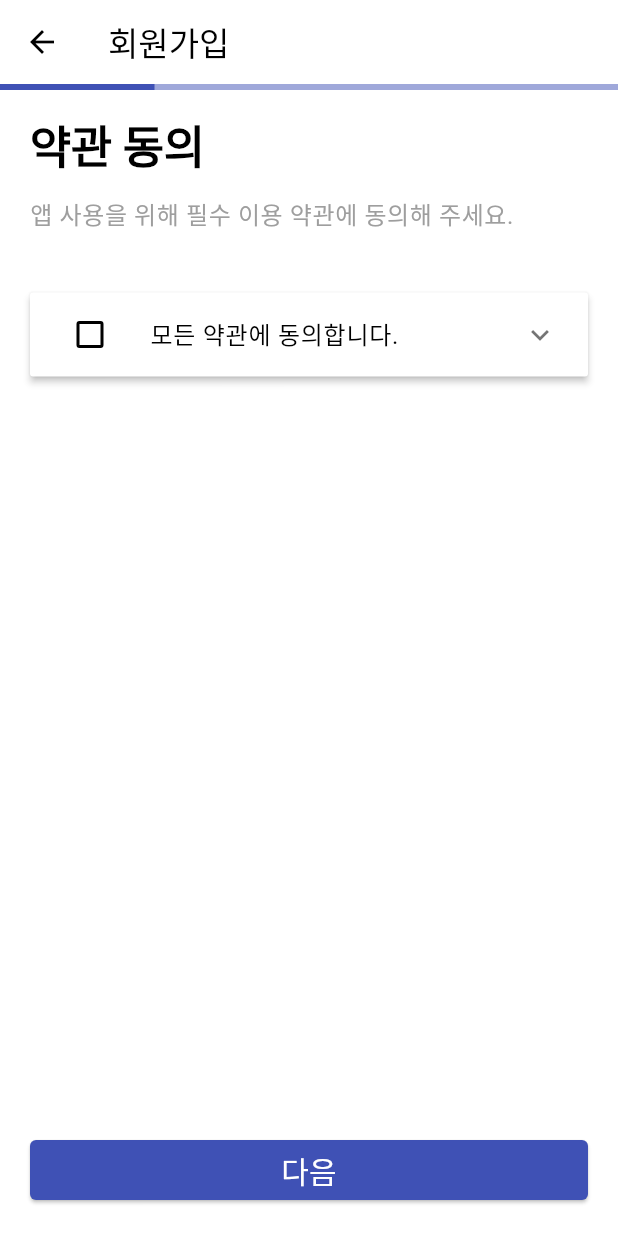
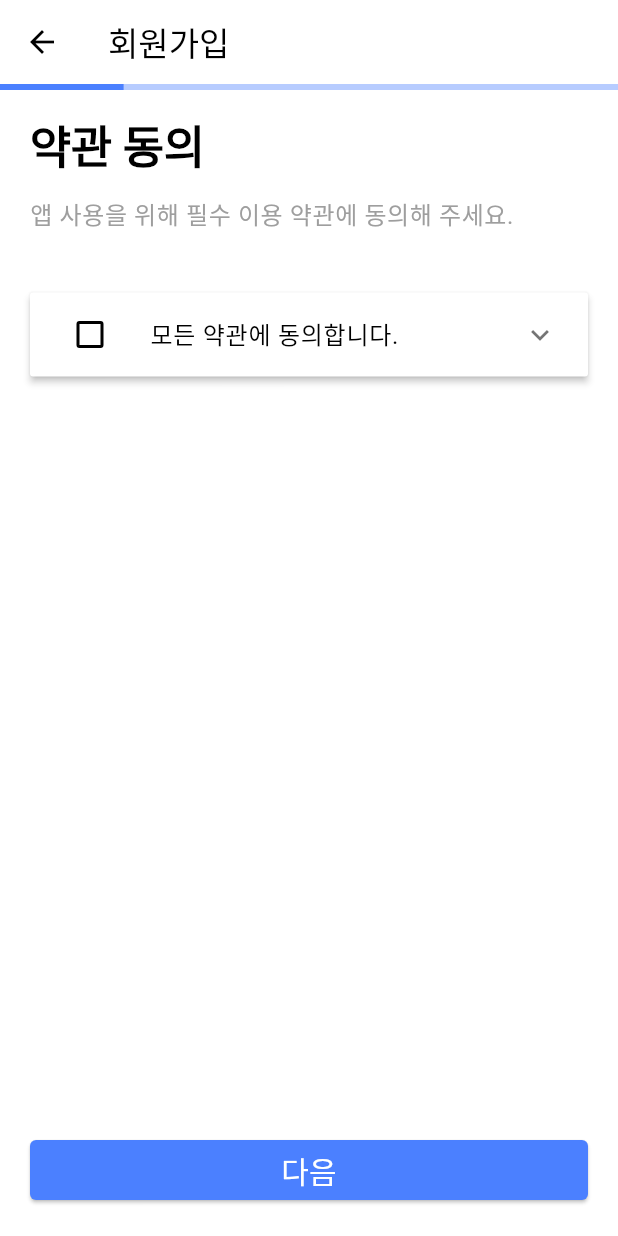
Before and after one commit to Dream-Maker-Inc/si_hicoach_fe, a Flutter app: the SignUpAgreementPage screen opened by its route, on a phone screen of 412 x 824 dp. Run offline on Flutter 3.47's test engine with Material 2 defaults, Android fonts, the phone set to English and light mode, and no system bars.

Commit message:
fix: colorScheme 변경

```diff
--- a/lib/common/color_schemes.dart
+++ b/lib/common/color_schemes.dart
@@ -1,11 +1,11 @@
 import 'package:flutter/material.dart';
 
 const colorScheme = ColorScheme(
-  primary: Colors.indigo,
+  primary: Color.fromRGBO(75, 128, 255, 1),
   onPrimary: Colors.white,
-  secondary: Colors.indigo,
+  secondary: Color.fromRGBO(71, 85, 164, 1),
   onSecondary: Colors.white,
-  background: Colors.indigo,
+  background: Color.fromRGBO(75, 128, 255, 1),
   onBackground: Colors.white,
   surface: Colors.white,
   onSurface: Colors.black,
--- a/lib/pages/sign_up/sign_up_agreement.dart
+++ b/lib/pages/sign_up/sign_up_agreement.dart
@@ -33,9 +33,9 @@ class _SignUpAgreementPageState extends State<SignUpAgreementPage> {
             Column(
               children: [
                 LinearProgressIndicator(
-                  value: 0.25,
-                  color: Colors.indigo,
-                  backgroundColor: Colors.indigo.withOpacity(0.5),
+                  value: 0.2,
+                  color: Theme.of(context).colorScheme.primary,
+                  backgroundColor: const Color.fromRGBO(75, 128, 255, 0.4),
                 ),
                 Container(
                   margin: const EdgeInsets.all(defaultPadding),
```
